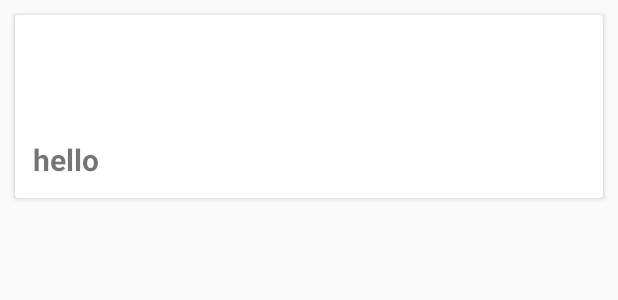
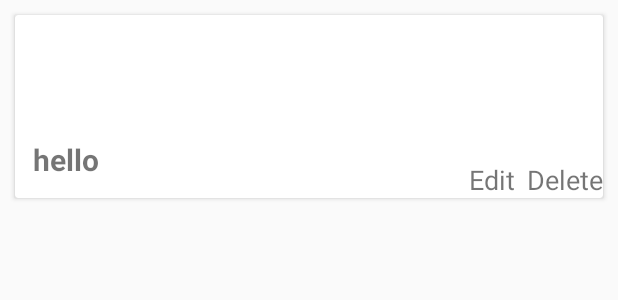
Before and after one commit to AbdullhNSh/Shop, an Android app: the layout item_row.xml on its own in the app's theme, with its tools: preview values and no code run, on a phone screen of 412 x 824 dp. Shown: the top 300 px of the screen. Run offline under Robolectric (Android 15) with nearby library versions, the phone set to English and light mode, and no system bars.

Commit message:
notes app update

```diff
--- a/Kotlin/app/build.gradle
+++ b/Kotlin/app/build.gradle
@@ -30,6 +30,7 @@ dependencies {
     implementation 'com.android.support:appcompat-v7:28.0.0'
     implementation 'com.android.support.constraint:constraint-layout:1.1.3'
     implementation 'com.google.firebase:firebase-core:16.0.8'
+    implementation 'com.firebaseui:firebase-ui-auth:4.3.2'
     implementation 'com.google.firebase:firebase-database:16.1.0'
     implementation 'com.google.firebase:firebase-auth:16.0.5'
     testImplementation 'junit:junit:4.12'
--- a/Kotlin/app/src/main/java/com/example/kotlin/MainActivity.kt
+++ b/Kotlin/app/src/main/java/com/example/kotlin/MainActivity.kt
@@ -6,12 +6,14 @@ import android.provider.ContactsContract
 import android.support.v7.app.AlertDialog
 import android.support.v7.widget.LinearLayoutManager
 import android.widget.ArrayAdapter
+import com.google.firebase.auth.FirebaseUser
 import com.google.firebase.database.*
 import kotlinx.android.synthetic.main.activity_main.*
 import kotlinx.android.synthetic.main.linear_dialog.view.*
 
 class MainActivity() : AppCompatActivity() {
     private val notes = ArrayList<Notes?>()
+
     private val notesadapter = NotesAdapter(notes)
     private val dialogview by lazy{
         layoutInflater.inflate(R.layout.linear_dialog,null,false)
--- a/Kotlin/app/src/main/java/com/example/kotlin/NotesAdapter.kt
+++ b/Kotlin/app/src/main/java/com/example/kotlin/NotesAdapter.kt
@@ -7,6 +7,7 @@ import android.view.View
 import android.view.ViewGroup
 import android.widget.Toast
 import kotlinx.android.synthetic.main.item_row.view.*
+import kotlinx.android.synthetic.main.linear_dialog.view.*
 
 class NotesAdapter(private val notes : ArrayList<Notes?>) : RecyclerView.Adapter<NotesAdapter.NoteHolder>()
 {
@@ -28,6 +29,7 @@ class NotesAdapter(private val notes : ArrayList<Notes?>) : RecyclerView.Adapter
             tvDes.text = current?.description
             tvtime.text = current?.date
         }
+
     }
     inner class NoteHolder(itemview : View ) : RecyclerView.ViewHolder(itemview)
     {
--- a/Kotlin/app/src/main/res/layout/item_row.xml
+++ b/Kotlin/app/src/main/res/layout/item_row.xml
@@ -1,6 +1,6 @@
 <?xml version="1.0" encoding="utf-8"?>
 <android.support.v7.widget.CardView xmlns:android="http://schemas.android.com/apk/res/android"
-                                             android:layout_width="match_parent"
+                                    xmlns:tools="http://schemas.android.com/tools" android:layout_width="match_parent"
                                              android:layout_height="wrap_content"
 android:padding="8dp"
 android:layout_margin="10dp">
@@ -12,12 +12,14 @@ android:layout_margin="10dp">
         android:textStyle="bold"
         android:layout_margin="4dp"
         android:id="@+id/tvtext"/>
-        <TextView android:layout_width="match_parent" android:layout_height="wrap_content"
+        <TextView android:layout_width="match_parent"
+                  android:layout_height="wrap_content"
         android:layout_margin="4dp"
         android:textSize="20dp"
         android:textStyle="bold"
         android:id="@+id/tvDes"/>
-        <TextView android:layout_width="match_parent" android:layout_height="wrap_content"
+        <TextView android:layout_width="match_parent"
+                  android:layout_height="wrap_content"
         android:layout_margin="4dp"
         android:id="@+id/tvtime"
                   android:textSize="20dp"
@@ -26,5 +28,25 @@ android:layout_margin="10dp">
 
 
     </LinearLayout>
+    <LinearLayout android:layout_width="wrap_content"
+                  android:layout_gravity="end|bottom"
+                  android:layout_height="wrap_content"
+                  android:orientation="horizontal"
+    >
+        <TextView android:layout_width="wrap_content"
+                  android:layout_height="wrap_content"
+                  android:layout_marginStart="16dp"
+                  android:textSize="18dp"
+                  android:text="Edit"
+                  android:id="@+id/edittv"
+                  android:layout_marginEnd="8dp"
+                  tools:ignore="RtlCompat"/>
+    <TextView android:layout_width="wrap_content"
+              android:layout_height="wrap_content"
+    android:id="@+id/tvdelete"
+    android:text="Delete"
+
+    android:textSize="18dp"/>
+    </LinearLayout>
 
 </android.support.v7.widget.CardView>
```
Also changed, not shown: Kotlin/app/src/main/res/layout/login_layout.xml (added, +30 -0 lines), Kotlin/app/src/main/res/menu/menu.xml (added, +10 -0 lines).
